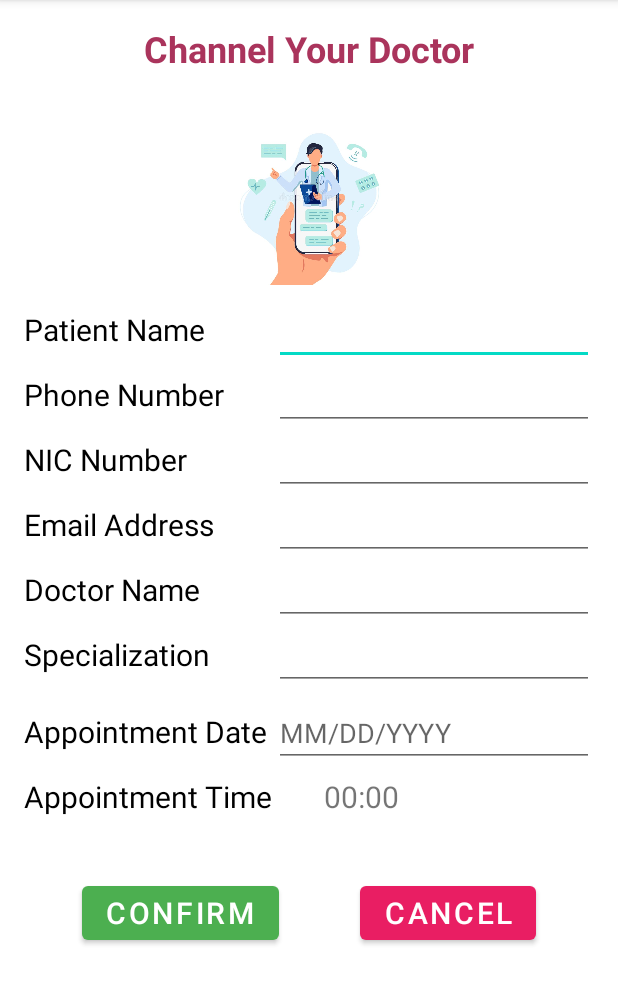
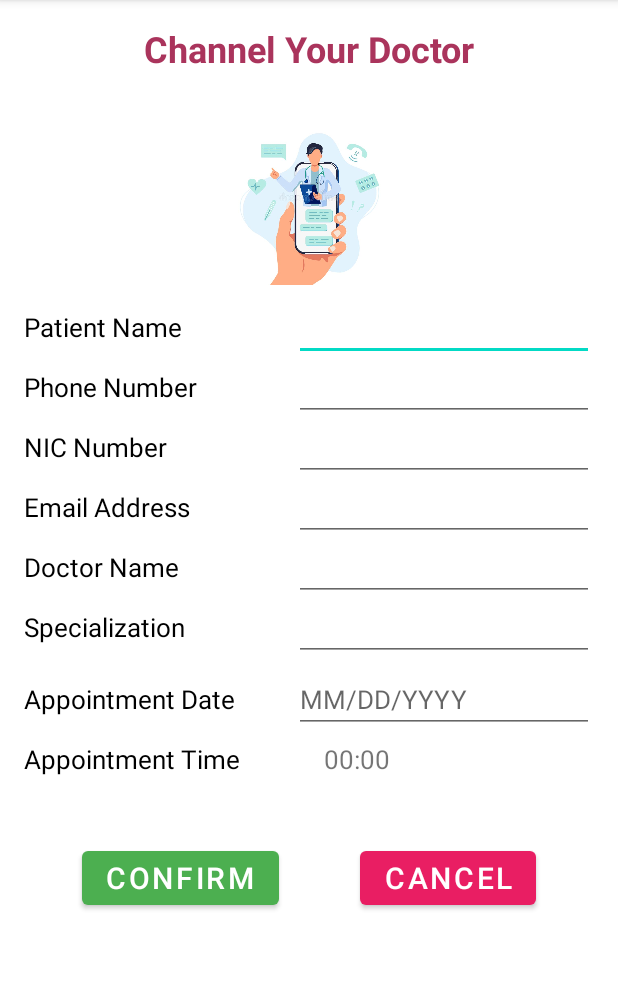
Before and after one commit to RuwanaraT/AmWell, an Android app: the ChannelingForm screen opened directly, with no data from a screen before it, on a phone screen of 412 x 824 dp, the part 84-1089 px from its top. Run offline under Robolectric (Android 15) with nearby library versions, the phone set to English and light mode, and no system bars.

Commit message:
Update channeling_form.xml

```diff
--- a/app/src/main/res/layout/activity_channeling_form.xml
+++ b/app/src/main/res/layout/activity_channeling_form.xml
@@ -29,6 +29,7 @@
         android:layout_marginRight="16dp"
         android:ems="10"
         android:inputType="textPersonName"
+        android:textSize="17sp"
         app:layout_constraintBaseline_toBaselineOf="@+id/tv_pname"
         app:layout_constraintEnd_toEndOf="parent" />
 
@@ -41,7 +42,7 @@
         android:layout_marginTop="16dp"
         android:text="@string/tv_email"
         android:textColor="@color/black"
-        android:textSize="20sp"
+        android:textSize="17sp"
         app:layout_constraintStart_toStartOf="parent"
         app:layout_constraintTop_toBottomOf="@+id/tv_nic" />
 
@@ -54,7 +55,7 @@
         android:layout_marginTop="16dp"
         android:text="@string/tv_nic"
         android:textColor="@color/black"
-        android:textSize="20sp"
+        android:textSize="17sp"
         app:layout_constraintStart_toStartOf="parent"
         app:layout_constraintTop_toBottomOf="@+id/tv_ppnum" />
 
@@ -67,7 +68,7 @@
         android:layout_marginTop="16dp"
         android:text="@string/tv_pname"
         android:textColor="@color/black"
-        android:textSize="20sp"
+        android:textSize="17sp"
         app:layout_constraintStart_toStartOf="parent"
         app:layout_constraintTop_toBottomOf="@+id/imageView2" />
 
@@ -79,6 +80,7 @@
         android:layout_marginRight="16dp"
         android:ems="10"
         android:inputType="textEmailAddress"
+        android:textSize="17sp"
         app:layout_constraintBaseline_toBaselineOf="@+id/tv_email"
         app:layout_constraintEnd_toEndOf="parent" />
 
@@ -90,6 +92,7 @@
         android:layout_marginRight="16dp"
         android:ems="10"
         android:inputType="phone"
+        android:textSize="17sp"
         app:layout_constraintBaseline_toBaselineOf="@+id/tv_ppnum"
         app:layout_constraintEnd_toEndOf="parent" />
 
@@ -102,7 +105,7 @@
         android:layout_marginTop="24dp"
         android:text="@string/tv_date"
         android:textColor="@color/black"
-        android:textSize="20sp"
+        android:textSize="17sp"
         app:layout_constraintStart_toStartOf="parent"
         app:layout_constraintTop_toBottomOf="@+id/tv_sep" />
 
@@ -114,6 +117,7 @@
         android:layout_marginRight="16dp"
         android:ems="10"
         android:inputType="textPersonName"
+        android:textSize="17sp"
         app:layout_constraintBaseline_toBaselineOf="@+id/tv_dname"
         app:layout_constraintEnd_toEndOf="parent" />
 
@@ -126,6 +130,7 @@
         android:ems="10"
         android:hint="@string/et_format"
         android:inputType="date"
+        android:textSize="17sp"
         app:layout_constraintBaseline_toBaselineOf="@+id/tv_date"
         app:layout_constraintEnd_toEndOf="parent" />
 
@@ -138,7 +143,7 @@
         android:layout_marginTop="16dp"
         android:text="@string/tv_dname"
         android:textColor="@color/black"
-        android:textSize="20sp"
+        android:textSize="17sp"
         app:layout_constraintStart_toStartOf="parent"
         app:layout_constraintTop_toBottomOf="@+id/tv_email" />
 
@@ -150,6 +155,7 @@
         android:layout_marginRight="16dp"
         android:ems="10"
         android:inputType="textPersonName"
+        android:textSize="17sp"
         app:layout_constraintBaseline_toBaselineOf="@+id/tv_nic"
         app:layout_constraintEnd_toEndOf="parent" />
 
@@ -162,7 +168,7 @@
         android:layout_marginTop="16dp"
         android:text="@string/tv_time"
         android:textColor="@color/black"
-        android:textSize="20sp"
+        android:textSize="17sp"
         app:layout_constraintStart_toStartOf="parent"
         app:layout_constraintTop_toBottomOf="@+id/tv_date" />
 
@@ -175,7 +181,7 @@
         android:layout_marginTop="16dp"
         android:text="@string/tv_ppnum"
         android:textColor="@color/black"
-        android:textSize="20sp"
+        android:textSize="17sp"
         app:layout_constraintStart_toStartOf="parent"
         app:layout_constraintTop_toBottomOf="@+id/tv_pname" />
 
@@ -184,6 +190,7 @@
         android:layout_width="wrap_content"
         android:layout_height="wrap_content"
         android:layout_marginTop="32dp"
+        android:onClick="openChannelingReceipt"
         android:text="@string/btn_confirm"
         android:textSize="20sp"
         app:backgroundTint="#4CAF50"
@@ -212,7 +219,7 @@
         android:layout_marginTop="16dp"
         android:text="@string/tv_sep"
         android:textColor="@color/black"
-        android:textSize="20sp"
+        android:textSize="17sp"
         app:layout_constraintStart_toStartOf="parent"
         app:layout_constraintTop_toBottomOf="@+id/tv_dname" />
 
@@ -224,6 +231,7 @@
         android:layout_marginRight="16dp"
         android:ems="10"
         android:inputType="textPersonName"
+        android:textSize="17sp"
         app:layout_constraintBaseline_toBaselineOf="@+id/tv_sep"
         app:layout_constraintEnd_toEndOf="parent" />
 
@@ -234,7 +242,7 @@
         android:layout_marginEnd="16dp"
         android:layout_marginRight="16dp"
         android:text="@string/tv_tettime"
-        android:textSize="20sp"
+        android:textSize="17sp"
         app:layout_constraintBaseline_toBaselineOf="@+id/tv_time"
         app:layout_constraintEnd_toEndOf="parent" />
 
@@ -243,6 +251,7 @@
         android:layout_width="wrap_content"
         android:layout_height="wrap_content"
         android:layout_marginTop="32dp"
+        android:onClick="cancelChannelingReceipt"
         android:text="@string/btn_cancel"
         android:textSize="20sp"
         app:backgroundTint="#E91E63"
```
